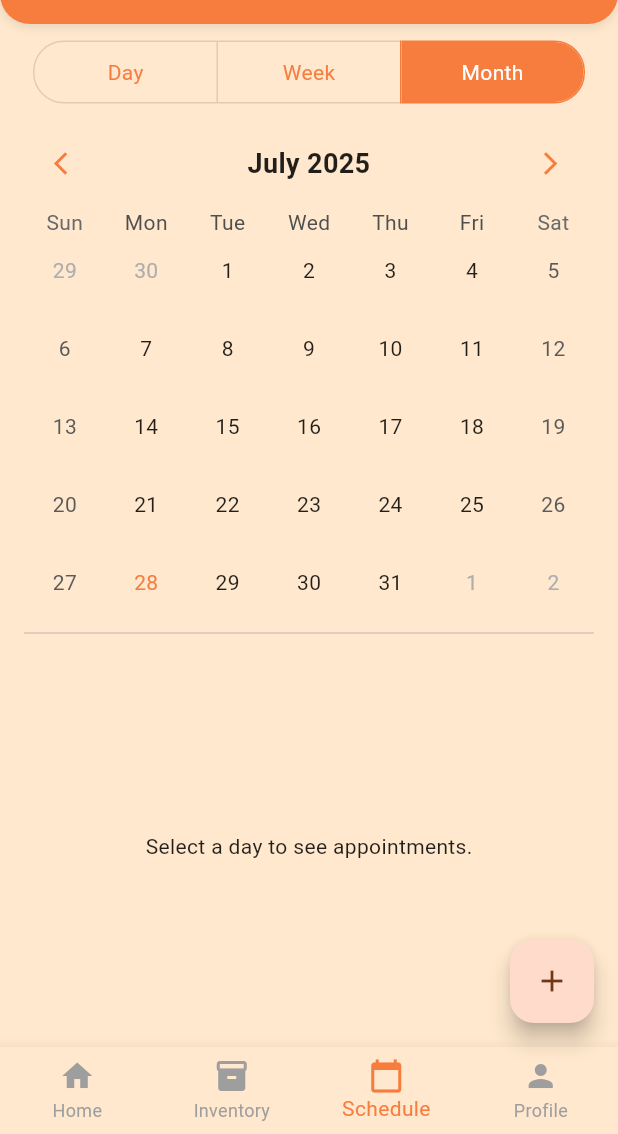
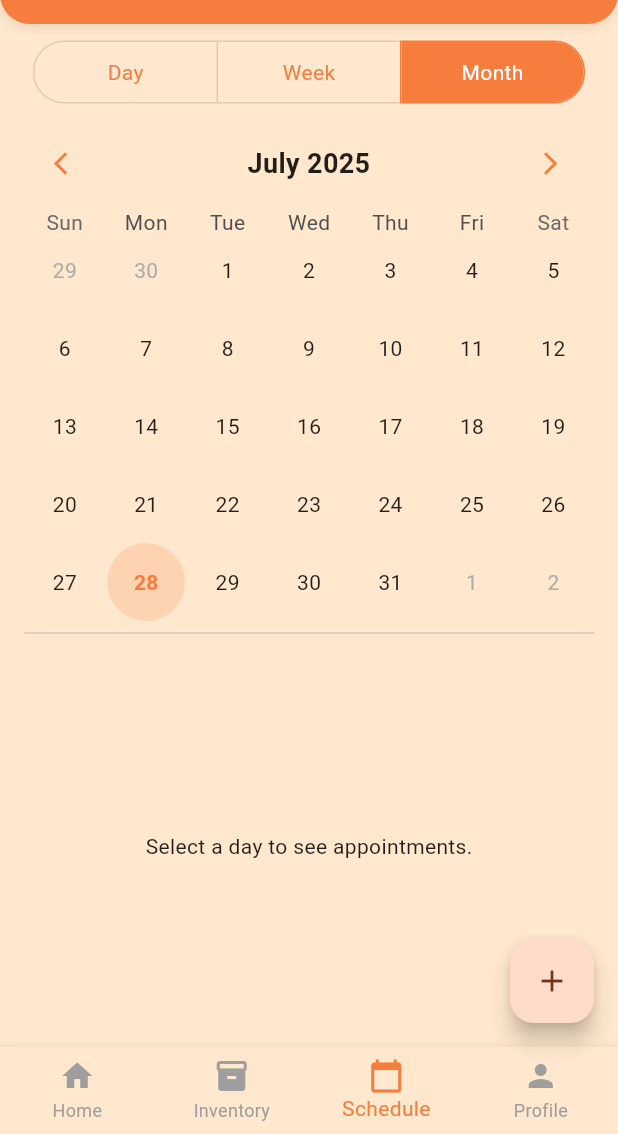
Before and after one commit to navgarg/cdrf_app, a Flutter app: the AppShellLayout screen opened directly with empty values, item 3 of the bottom bar chosen, on a phone screen of 412 x 824 dp, the part 102-1236 px from its top. Run offline on Flutter 3.47's test engine with Material 3 defaults, Android fonts, the phone set to English and light mode, and no system bars; drawn by our look-alikes of table_calendar; our stand-ins replace cloud_firestore, firebase_auth, firebase_core, firebase_messaging, flutter_riverpod, go_router and 1 more; accounts and stored records are empty; generated files the repository leaves out were written again.

Commit message:
feat: update density bubbles logic in schedule month view

```diff
--- a/lib/screens/app_shell_layout.dart
+++ b/lib/screens/app_shell_layout.dart
@@ -27,7 +27,9 @@ class AppShellLayout extends ConsumerWidget {
   Widget build(BuildContext context, WidgetRef ref) {
     final ThemeData theme = Theme.of(context);
     final String pageTitle = routeTitles[currentPath ?? ''] ?? 'Nari Udyam';
-    final bool canPop = GoRouter.of(context).canPop();
+    final bool isTopLevelRoute = routeTitles.keys.contains(currentPath);
+    final bool showBackButton = GoRouter.of(context).canPop() && !isTopLevelRoute;
+
 
     return Scaffold(
       body: Column(
@@ -53,7 +55,7 @@ class AppShellLayout extends ConsumerWidget {
                 padding: const EdgeInsets.all(16.0),
                 child: Row(
                   children: [
-                    if (canPop)
+                    if (showBackButton)
                       IconButton(
                         icon: const Icon(Icons.arrow_back_ios_new,
                             color: Colors.white),
--- a/lib/screens/schedule/month_view.dart
+++ b/lib/screens/schedule/month_view.dart
@@ -52,9 +52,7 @@ class MonthView extends ConsumerWidget {
       return Container(
         width: size,
         height: size,
-        margin: const EdgeInsets.all(4.0),
         decoration: BoxDecoration(color: color, shape: BoxShape.circle),
-        child: Center(child: Text('${day.day}', style: const TextStyle(color: Colors.white, fontSize: 12))),
       );
     }
 
@@ -62,7 +60,7 @@ class MonthView extends ConsumerWidget {
       children: [
         TableCalendar<Appointment>(
           firstDay: DateTime.utc(2020, 1, 1),
-          lastDay: DateTime.utc(2030, 12, 31),
+          lastDay: DateTime.utc(2030, 1, 1),
           focusedDay: focusedDay,
           selectedDayPredicate: (day) => isSameDay(selectedDay, day),
           calendarFormat: CalendarFormat.month,
@@ -76,36 +74,76 @@ class MonthView extends ConsumerWidget {
             leftChevronIcon: Icon(Icons.arrow_back_ios, size: 18, color: theme.colorScheme.primary),
             rightChevronIcon: Icon(Icons.arrow_forward_ios, size: 18, color: theme.colorScheme.primary),
           ),
-          calendarStyle: const CalendarStyle(markersMaxCount: 0),
+
+          calendarStyle: CalendarStyle(
+            markersMaxCount: 0,
+            defaultTextStyle: TextStyle(color: theme.colorScheme.onSurface),
+            weekendTextStyle: TextStyle(color: theme.colorScheme.onSurface.withAlpha(150)), // Slightly dimmer
+          ),
+
           calendarBuilders: CalendarBuilders(
             selectedBuilder: (context, day, focusedDay) {
               final utcDay = DateTime.utc(day.year, day.month, day.day);
               final count = eventCountPerDay[utcDay] ?? 0;
-              Widget dayContent = (count > 0)
-                  ? buildDensityBubble(day, eventCount: count)
-                  : Center(child: Text('${day.day}', style: TextStyle(color: theme.colorScheme.primary)));
-
               return Container(
-                margin: const EdgeInsets.all(2.0),
                 decoration: BoxDecoration(
                   color: theme.colorScheme.primary.withAlpha((0.15 * 255).round()),
                   border: Border.all(color: theme.colorScheme.primary, width: 1.5),
                   borderRadius: BorderRadius.circular(6.0),
                 ),
-                child: dayContent,
+                child: Stack(
+                  alignment: Alignment.center,
+                  children: [
+                    if (count > 0) buildDensityBubble(day, eventCount: count),
+                    Center(
+                      child: Text(
+                        '${day.day}',
+                        style: TextStyle(color: theme.colorScheme.onSurface),
+                      ),
+                    ),
+                  ],
+                ),
               );
-            },
+             },
+
             defaultBuilder: (context, day, focusedDay) {
               final utcDay = DateTime.utc(day.year, day.month, day.day);
               final count = eventCountPerDay[utcDay] ?? 0;
-              return (count > 0) ? buildDensityBubble(day, eventCount: count) : null;
+              return Stack(
+                alignment: Alignment.center,
+                children: [
+                  if (count > 0) buildDensityBubble(day, eventCount: count),
+                  Center(
+                    child: Text(
+                      '${day.day}',
+                      style: TextStyle(color: theme.colorScheme.onSurface),
+                    ),
+                  ),
+                ],
+              );
             },
             todayBuilder: (context, day, focusedDay) {
               final utcDay = DateTime.utc(day.year, day.month, day.day);
               final count = eventCountPerDay[utcDay] ?? 0;
-              return (count > 0)
-                  ? buildDensityBubble(day, eventCount: count)
-                  : Center(child: Text('${day.day}', style: TextStyle(color: theme.colorScheme.primary)));
+              return Stack(
+                alignment: Alignment.center,
+                children: [
+                  if (count > 0) buildDensityBubble(day, eventCount: count),
+                  if (count == 0)
+                    Container(
+                      decoration: BoxDecoration(
+                        color: theme.colorScheme.primary.withAlpha(50),
+                        shape: BoxShape.circle,
+                      ),
+                    ),
+                  Center(
+                    child: Text(
+                      '${day.day}',
+                      style: TextStyle(color: count > 0 ? Colors.white : theme.colorScheme.primary, fontWeight: FontWeight.bold),
+                    ),
+                  ),
+                ],
+              );
             },
             markerBuilder: (context, date, events) => null,
           ),
```
Also changed, not shown: lib/utils/router.dart (+13 -6 lines).
